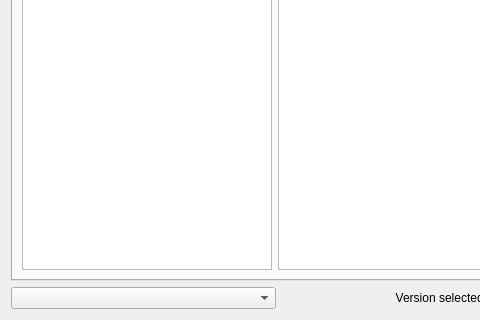
Above: application/pages/modplatform/FTBPage.ui from MultiMC/Launcher before the change; both pictures show x 0 to 480 and y 282 to 602 of the 709 by 602 pixel window. Below: the same form after it.
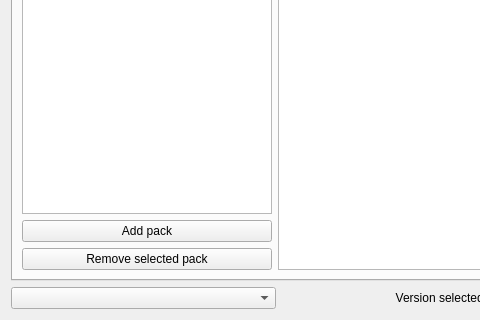
That is the form after the change. The open tabs and pages were chosen to show the change.

Commit message: First completly working version of pack code support

The edit to the form file:
```diff
--- a/application/pages/modplatform/FTBPage.ui
+++ b/application/pages/modplatform/FTBPage.ui
@@ -71,7 +71,21 @@
          </property>
         </widget>
        </item>
-       <item row="0" column="1">
+       <item row="1" column="0">
+        <widget class="QPushButton" name="addPackBtn">
+         <property name="text">
+          <string>Add pack</string>
+         </property>
+        </widget>
+       </item>
+       <item row="2" column="0">
+        <widget class="QPushButton" name="removePackBtn">
+         <property name="text">
+          <string>Remove selected pack</string>
+         </property>
+        </widget>
+       </item>
+       <item row="0" column="1" rowspan="3">
         <widget class="QTextBrowser" name="privatePackDescription"/>
        </item>
       </layout>
```
The commit also changes 11 other files.
